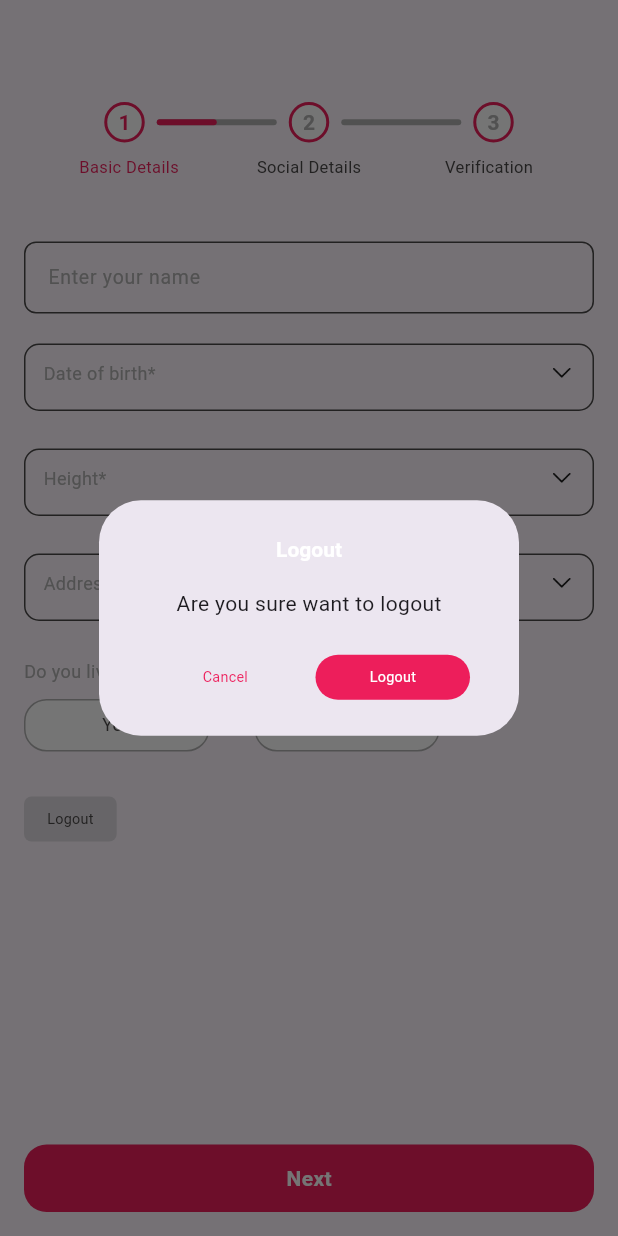
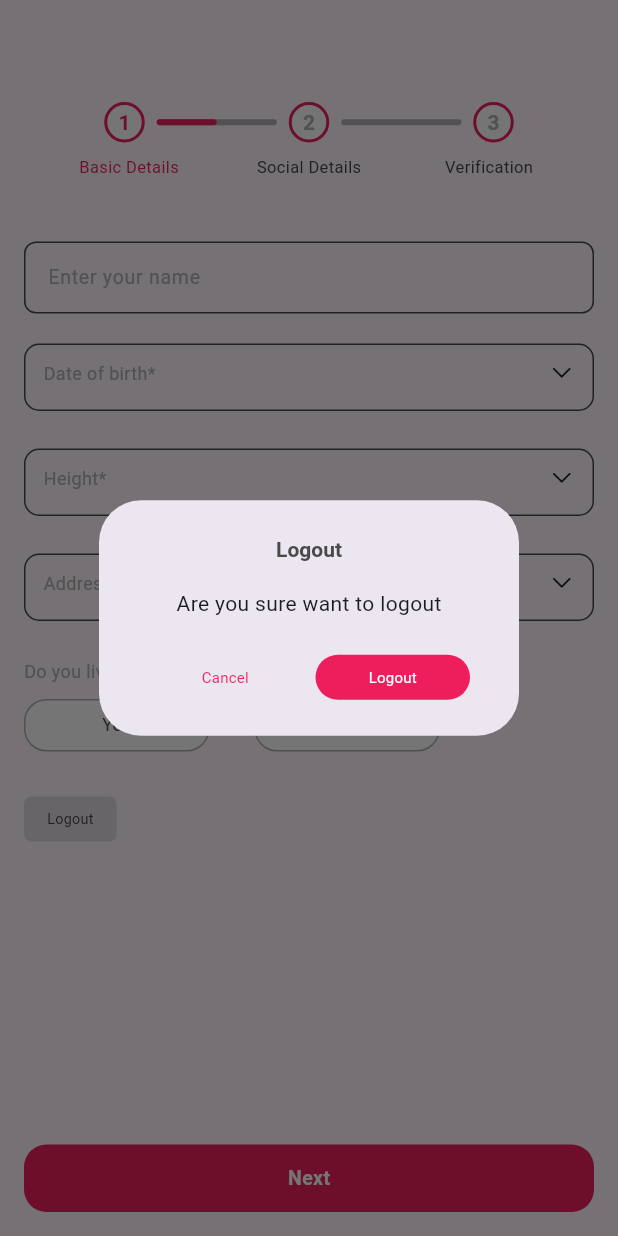
Before and after one commit to santoshsharma9757/nikah_forever_assingment, a Flutter app: the screen it shows after launch, after a tap on "Logout", on a phone screen of 412 x 824 dp. Run offline on Flutter 3.47's test engine with Material 3 defaults, Android fonts, the phone set to English and light mode, and no system bars; our stand-ins replace pinput.

Commit message:
added minor changes

```diff
--- a/lib/core/common_widgets/common_button.dart
+++ b/lib/core/common_widgets/common_button.dart
@@ -12,6 +12,7 @@ class CustomButton extends StatelessWidget {
   final TextStyle? textStyle;
   final BoxBorder? border;
   final List<BoxShadow>? boxShadow;
+  final double? fontSize;
 
   const CustomButton({
     super.key,
@@ -26,6 +27,7 @@ class CustomButton extends StatelessWidget {
     this.textStyle,
     this.border,
     this.boxShadow,
+    this.fontSize,
   });
 
   @override
@@ -46,10 +48,12 @@ class CustomButton extends StatelessWidget {
           child: FittedBox(
             child: Text(
               text,
-              style: textStyle ??
+              style: textStyle?.copyWith(
+                    fontSize: fontSize ?? 13.0,
+                  ) ??
                   TextStyle(
                     color: textColor ?? Colors.white,
-                    fontSize: 13.0,
+                    fontSize: fontSize ?? 13.0,
                   ),
             ),
           ),
--- a/lib/core/utils/app_utils.dart
+++ b/lib/core/utils/app_utils.dart
@@ -48,7 +48,7 @@ class AppUtils {
                   alignment: Alignment.center,
                   child: Text(
                     title,
-                    style: AppTextStyles.heading3,
+                    style: AppTextStyles.heading5,
                   )),
               content: Align(alignment: Alignment.center, child: Text(message)),
               actions: <Widget>[
@@ -65,6 +65,7 @@ class AppUtils {
                       textColor: AppColors.primary,
                       height: 30.0,
                       width: context.screenWidth * 0.25,
+                      fontSize: 15,
                     ),
                     CustomButton(
                       text: "Logout",
@@ -76,6 +77,7 @@ class AppUtils {
                       buttonColor: AppColors.primary,
                       height: 30.0,
                       width: context.screenWidth * 0.25,
+                      fontSize: 15,
                     ),
                   ],
                 ),
--- a/lib/routes/route.dart
+++ b/lib/routes/route.dart
@@ -1,6 +1,6 @@
 import 'package:flutter/material.dart';
 import 'package:nikah_forever_assignment/features/auth/presentation/views/registration_process_screen.dart';
-import 'package:nikah_forever_assignment/features/home/presentation/view/home_scree.dart';
+import 'package:nikah_forever_assignment/features/home/presentation/view/home_screen.dart';
 
 class AppRoutes {
   static Route<dynamic>? onGeneratedRoute(RouteSettings routeSettings) {
```
Also changed, not shown: lib/features/home/presentation/view/home_screen.dart (renamed from lib/features/home/presentation/view/home_scree.dart).
